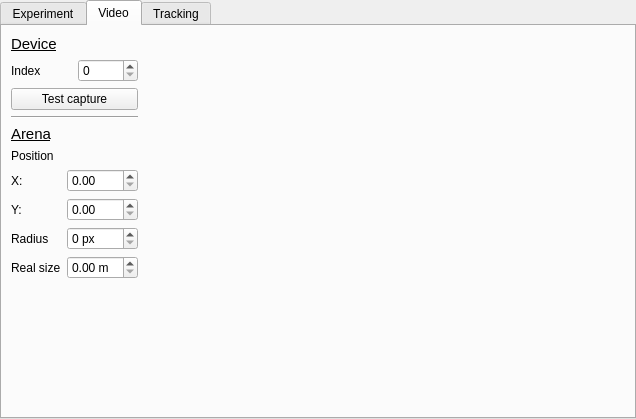
This is configwindow.ui in fgu-cas/kachna-tracker as Qt 5 draws it before an edit. The edited form follows.
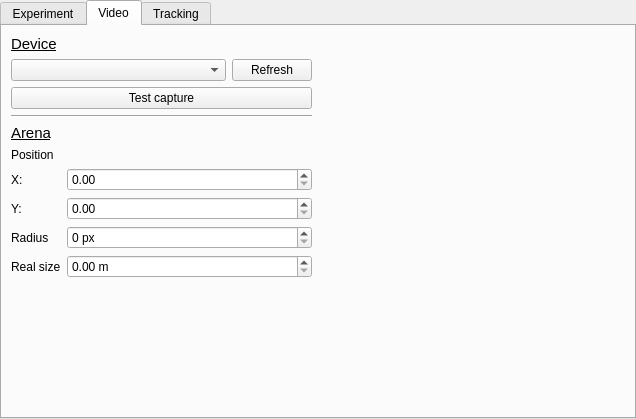
This is the edited form. The open tabs and pages were chosen to show the change.

Commit message: add friendly names of capture devices in config

What changed in the file:
```diff
--- a/configwindow.ui
+++ b/configwindow.ui
@@ -389,14 +389,27 @@
       <item>
        <layout class="QHBoxLayout" name="horizontalLayout">
         <item>
-         <widget class="QLabel" name="label">
-          <property name="text">
-           <string>Index</string>
+         <widget class="QComboBox" name="deviceCombobox">
+          <property name="sizePolicy">
+           <sizepolicy hsizetype="Expanding" vsizetype="Fixed">
+            <horstretch>0</horstretch>
+            <verstretch>0</verstretch>
+           </sizepolicy>
           </property>
          </widget>
         </item>
         <item>
-         <widget class="QSpinBox" name="deviceBox"/>
+         <widget class="QPushButton" name="refreshDevicesButton">
+          <property name="sizePolicy">
+           <sizepolicy hsizetype="Minimum" vsizetype="Minimum">
+            <horstretch>0</horstretch>
+            <verstretch>0</verstretch>
+           </sizepolicy>
+          </property>
+          <property name="text">
+           <string>Refresh</string>
+          </property>
+         </widget>
         </item>
        </layout>
       </item>
```
Left out of the diff: 2 changed lines with no effect on the pictures. The commit also changes 3 other files.
